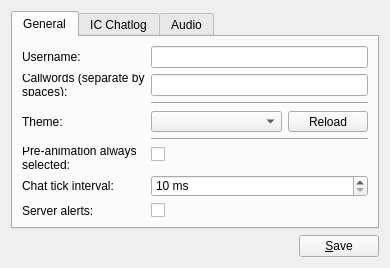
Before: the Qt Designer form res/ui/config_panel.ui in Chrezm/DRO-Client, drawn with Qt 5.
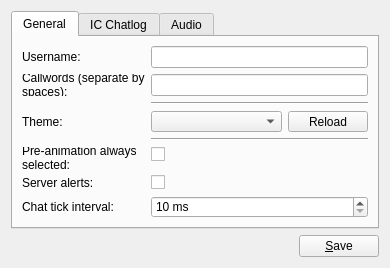
After: the same form once the commit is applied.

Commit message: Move server alert tickbox above chat interval spinbox

```diff
--- a/res/ui/config_panel.ui
+++ b/res/ui/config_panel.ui
@@ -137,7 +137,7 @@
          </property>
         </widget>
        </item>
-       <item row="6" column="0">
+       <item row="8" column="0">
         <widget class="QLabel" name="chat_tick_interval_label">
          <property name="text">
           <string>Chat tick interval:</string>
@@ -147,7 +147,7 @@
          </property>
         </widget>
        </item>
-       <item row="6" column="1">
+       <item row="8" column="1">
         <widget class="QSpinBox" name="chat_tick_interval">
          <property name="suffix">
           <string> ms</string>
```
Left out of the diff: 6 changed lines with no effect on the pictures.
